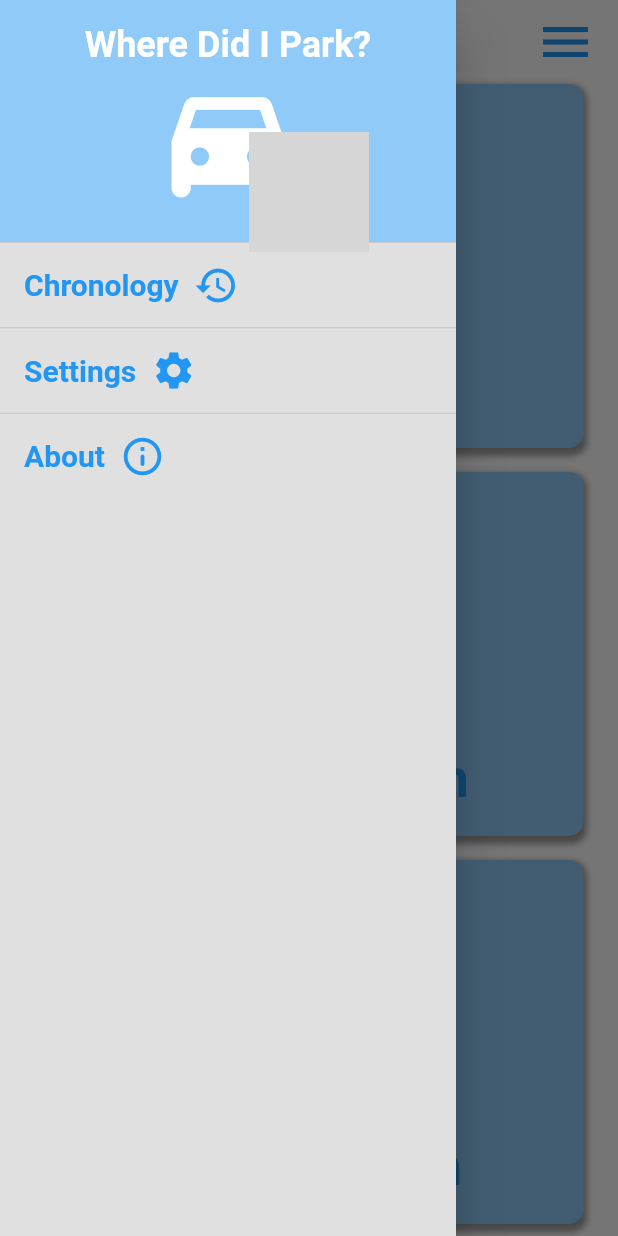
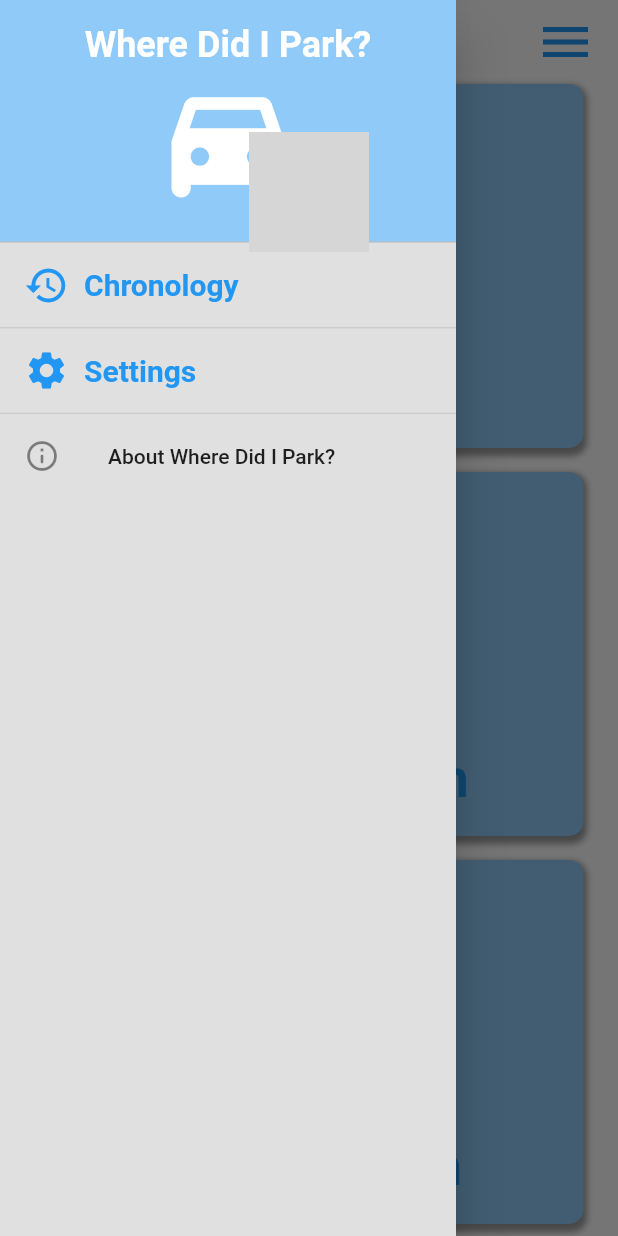
Before and after one commit to GeorgopoulosGiannis/where_i_park, a Flutter app: the screen it shows after launch, after a tap on the "menu" icon, on a phone screen of 412 x 824 dp. Run offline on Flutter 3.47's test engine with Material 2 defaults, Android fonts, the phone set to English and light mode, and no system bars; drawn by our look-alikes of rive; our stand-ins replace bloc, either_dart, equatable, flutter_bloc, flutter_local_notifications, geolocator and 7 more; missing offline and left inert: app_settings, bluetooth_events, maps_launcher; grey boxes are pictures that could not be loaded.

Commit message:
check permissions save location, add privacy policy

```diff
--- a/lib/core/domain/usecases/save_current_location.dart
+++ b/lib/core/domain/usecases/save_current_location.dart
@@ -1,4 +1,5 @@
 import 'package:injectable/injectable.dart';
+
 import 'package:where_i_park/services/location_manager.dart';
 
 @lazySingleton
@@ -7,6 +8,11 @@ class SaveCurrentLocation {
 
   SaveCurrentLocation(this.mgr);
   Future<bool> call() async {
+    bool hasPerm = await mgr.hasPermissionForManual();
+    if (!hasPerm && !await mgr.getPermissionForManual()) {
+      return false;
+    }
+
     return await mgr.saveCurrentLocation();
   }
 }
--- a/lib/features/home/presentation/widgets/drawer_list_tile.dart
+++ b/lib/features/home/presentation/widgets/drawer_list_tile.dart
@@ -17,6 +17,14 @@ class DrawerListTile extends StatelessWidget {
     return ListTile(
       title: Row(
         children: [
+          Icon(
+            iconData,
+            size: 30,
+            color: theme.colorScheme.primaryVariant,
+          ),
+          const SizedBox(
+            width: 10,
+          ),
           Text(
             text,
             style: theme.textTheme.headline6?.copyWith(
@@ -24,14 +32,6 @@ class DrawerListTile extends StatelessWidget {
               fontWeight: FontWeight.bold,
             ),
           ),
-          const SizedBox(
-            width: 10,
-          ),
-          Icon(
-            iconData,
-            size: 30,
-            color: theme.colorScheme.primaryVariant,
-          ),
         ],
       ),
       onTap: onTap,
--- a/lib/features/home/presentation/widgets/home_drawer.dart
+++ b/lib/features/home/presentation/widgets/home_drawer.dart
@@ -2,6 +2,7 @@ import 'package:flutter/material.dart';
 
 import 'drawer_header.dart';
 import 'drawer_list_tile.dart';
+import 'privacy_policy.dart';
 
 class HomeDrawer extends StatelessWidget {
   const HomeDrawer({Key? key}) : super(key: key);
@@ -38,10 +39,17 @@ class HomeDrawer extends StatelessWidget {
           const Divider(
             height: 1,
           ),
-             DrawerListTile(
-            text: 'About',
-            iconData: Icons.info_outline_rounded,
-            onTap: () {},
+          AboutListTile(
+            applicationLegalese: privacyPolicy,
+            applicationName: 'Where Did I Park?',
+            applicationVersion: '1.0.0',
+            applicationIcon: Icon(
+              Icons.directions_car_filled_rounded,
+              color: Theme.of(context).colorScheme.primary,
+            ),
+            icon: const Icon(
+              Icons.info_outline_rounded,
+            ),
           ),
         ],
       ),
--- /dev/null
+++ b/lib/features/home/presentation/widgets/privacy_policy.dart
@@ -0,0 +1,36 @@
+
+const privacyPolicy = '''**Terms & Conditions**
+
+By downloading or using the app, these terms will automatically apply to you – you should make sure therefore that you read them carefully before using the app. You’re not allowed to copy or modify the app, any part of the app, or our trademarks in any way. You’re not allowed to attempt to extract the source code of the app, and you also shouldn’t try to translate the app into other languages or make derivative versions. The app itself, and all the trademarks, copyright, database rights, and other intellectual property rights related to it, still belong to Ioannis Georgopoulos.
+
+Ioannis Georgopoulos is committed to ensuring that the app is as useful and efficient as possible. For that reason, we reserve the right to make changes to the app or to charge for its services, at any time and for any reason. We will never charge you for the app or its services without making it very clear to you exactly what you’re paying for.
+
+The Where Did I Park? app stores and processes personal data that you have provided to us, to provide my Service. It’s your responsibility to keep your phone and access to the app secure. We therefore recommend that you do not jailbreak or root your phone, which is the process of removing software restrictions and limitations imposed by the official operating system of your device. It could make your phone vulnerable to malware/viruses/malicious programs, compromise your phone’s security features and it could mean that the Where Did I Park? app won’t work properly or at all.
+
+The app does use third-party services that declare their Terms and Conditions.
+
+Link to Terms and Conditions of third-party service providers used by the app
+
+*   [Google Play Services](https://policies.google.com/terms)
+
+You should be aware that there are certain things that Ioannis Georgopoulos will not take responsibility for. Certain functions of the app will require the app to have an active internet connection. The connection can be Wi-Fi or provided by your mobile network provider, but Ioannis Georgopoulos cannot take responsibility for the app not working at full functionality if you don’t have access to Wi-Fi, and you don’t have any of your data allowance left.
+
+If you’re using the app outside of an area with Wi-Fi, you should remember that the terms of the agreement with your mobile network provider will still apply. As a result, you may be charged by your mobile provider for the cost of data for the duration of the connection while accessing the app, or other third-party charges. In using the app, you’re accepting responsibility for any such charges, including roaming data charges if you use the app outside of your home territory (i.e. region or country) without turning off data roaming. If you are not the bill payer for the device on which you’re using the app, please be aware that we assume that you have received permission from the bill payer for using the app.
+
+Along the same lines, Ioannis Georgopoulos cannot always take responsibility for the way you use the app i.e. You need to make sure that your device stays charged – if it runs out of battery and you can’t turn it on to avail the Service, Ioannis Georgopoulos cannot accept responsibility.
+
+With respect to Ioannis Georgopoulos’s responsibility for your use of the app, when you’re using the app, it’s important to bear in mind that although we endeavor to ensure that it is updated and correct at all times, we do rely on third parties to provide information to us so that we can make it available to you. Ioannis Georgopoulos accepts no liability for any loss, direct or indirect, you experience as a result of relying wholly on this functionality of the app.
+
+At some point, we may wish to update the app. The app is currently available on Android – the requirements for the system(and for any additional systems we decide to extend the availability of the app to) may change, and you’ll need to download the updates if you want to keep using the app. Ioannis Georgopoulos does not promise that it will always update the app so that it is relevant to you and/or works with the Android version that you have installed on your device. However, you promise to always accept updates to the application when offered to you, We may also wish to stop providing the app, and may terminate use of it at any time without giving notice of termination to you. Unless we tell you otherwise, upon any termination, (a) the rights and licenses granted to you in these terms will end; (b) you must stop using the app, and (if needed) delete it from your device.
+
+**Changes to This Terms and Conditions**
+
+I may update our Terms and Conditions from time to time. Thus, you are advised to review this page periodically for any changes. I will notify you of any changes by posting the new Terms and Conditions on this page.
+
+These terms and conditions are effective as of 2021-11-29
+
+**Contact Us**
+
+If you have any questions or suggestions about my Terms and Conditions, do not hesitate to contact me at ioannisgeor94@gmail.com.
+
+This Terms and Conditions page was generated by [App Privacy Policy Generator](https://app-privacy-policy-generator.nisrulz.com/)''';
--- a/lib/main.dart
+++ b/lib/main.dart
@@ -3,6 +3,7 @@ import 'dart:async';
 
 import 'package:flutter/material.dart';
 import 'package:flutter_bloc/flutter_bloc.dart';
+import 'package:shared_preferences/shared_preferences.dart';
 
 import 'package:wakelock/wakelock.dart';
 import 'package:where_i_park/features/home/presentation/bloc/home_bloc.dart';
@@ -18,8 +19,8 @@ void main() async {
     await Wakelock.enable();
     await configureDependencies();
     await BluetoothManager.init();
-    // final prefs = await SharedPreferences.getInstance();
-    // await prefs.clear();
+    final prefs = await SharedPreferences.getInstance();
+    await prefs.clear();
     runApp(const MyApp());
   });
 }
```
